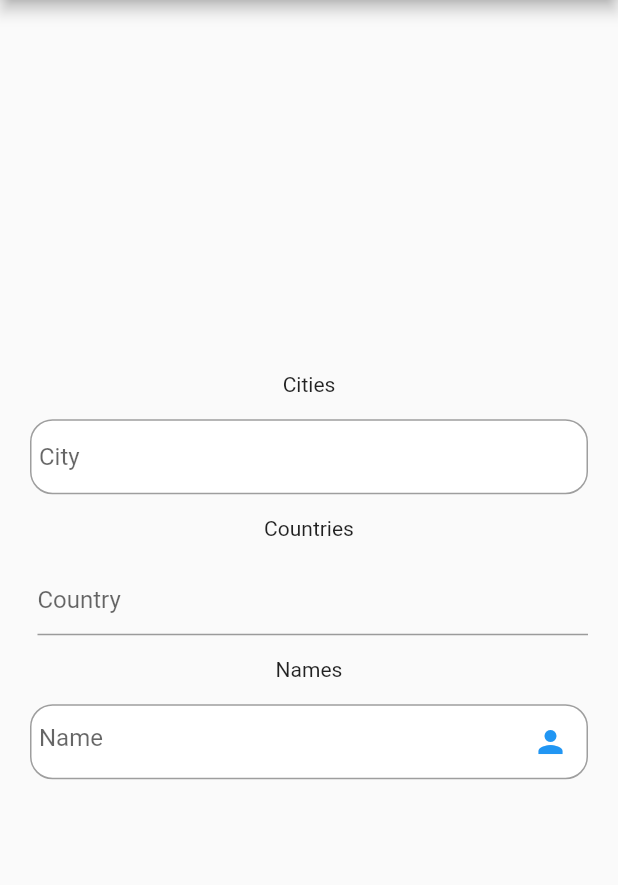
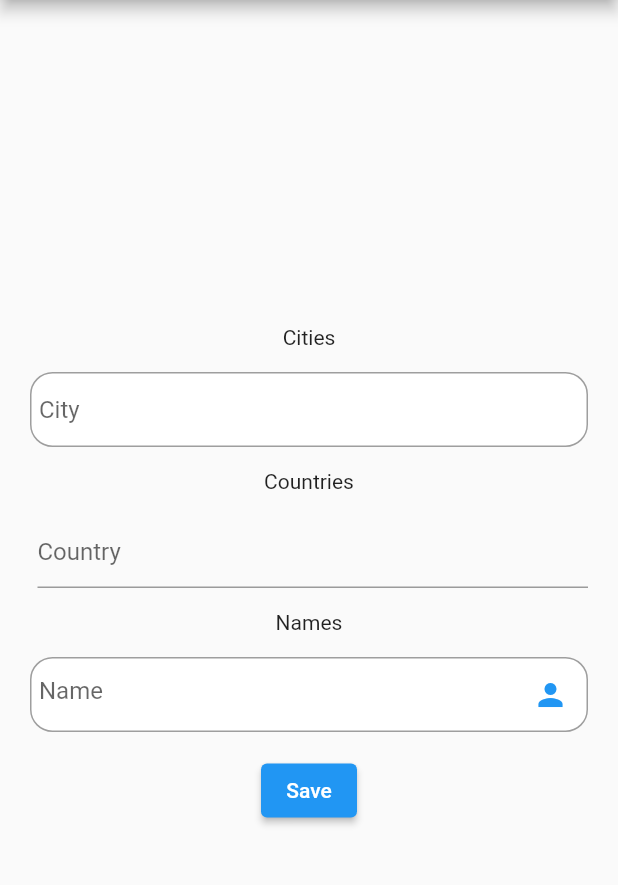
Before and after one commit to javiomoreno/select_modal_flutter, a Flutter app: the screen it shows after launch, on a phone screen of 412 x 824 dp, the part 84-969 px from its top. Run offline on Flutter 3.47's test engine with Material 2 defaults, Android fonts, the phone set to English and light mode, and no system bars.

Commit message:
Add error validation

```diff
--- a/example/lib/main.dart
+++ b/example/lib/main.dart
@@ -54,6 +54,8 @@ class _HomePageState extends State<HomePage> {
     const ItemSelect(value: 4, label: 'Antonio'),
   ];
 
+  bool errorSelectName = false;
+
   @override
   void dispose() {
     controllerCity.dispose();
@@ -73,7 +75,7 @@ class _HomePageState extends State<HomePage> {
         child: Center(
           child: Column(
             crossAxisAlignment: CrossAxisAlignment.center,
-          mainAxisAlignment: MainAxisAlignment.center,
+            mainAxisAlignment: MainAxisAlignment.center,
             children: [
               const Text('Cities'),
               const SizedBox(
@@ -124,7 +126,25 @@ class _HomePageState extends State<HomePage> {
                 ),
                 icon: Icons.person,
                 colorIcon: Colors.blue,
+                error: errorSelectName,
               ),
+              const SizedBox(
+                height: 15.0,
+              ),
+              ElevatedButton(
+                onPressed: () {
+                  if (controllerName.text.isEmpty) {
+                    setState(() {
+                      errorSelectName = true;
+                    });
+                  } else {
+                    setState(() {
+                      errorSelectName = false;
+                    });
+                  }
+                },
+                child: const Text('Save'),
+              )
             ],
           ),
         ),
--- a/lib/select_modal_flutter.dart
+++ b/lib/select_modal_flutter.dart
@@ -15,6 +15,7 @@ class SelectModalFlutter extends StatefulWidget {
   final InputBorder? borderTextField;
   final IconData? icon;
   final Color? colorIcon;
+  final bool? error;
 
   const SelectModalFlutter({
     Key? key,
@@ -26,6 +27,7 @@ class SelectModalFlutter extends StatefulWidget {
     this.borderTextField,
     this.icon,
     this.colorIcon,
+    this.error,
   }) : super(key: key);
 
   @override
@@ -64,8 +66,22 @@ class _SelectModalFlutterState extends State<SelectModalFlutter> {
 
   @override
   Widget build(BuildContext context) {
+    BoxDecoration? newDecoration;
+    if (widget.error != null) {
+      newDecoration = widget.boxDecoration?.copyWith(
+          border: widget.error == true
+              ? widget.borderTextField == null
+                  ? Border(bottom: BorderSide(color: Colors.red, width: 1.0))
+                  : Border.all(color: Colors.red, width: 1.0)
+              : null);
+    }
+
     return Container(
-      decoration: widget.boxDecoration ?? null,
+      decoration: widget.boxDecoration != null
+          ? widget.error != null
+              ? newDecoration
+              : widget.boxDecoration
+          : null,
       child: Padding(
         padding: EdgeInsets.only(left: 5.0),
         child: TextField(
@@ -75,10 +91,14 @@ class _SelectModalFlutterState extends State<SelectModalFlutter> {
           decoration: InputDecoration(
             hintText: widget.title,
             border: widget.borderTextField ?? null,
-            suffixIcon: widget.icon != null ? Icon(
-              widget.icon,
-              color: widget.colorIcon
-            ) : null,
+            suffixIcon: widget.icon != null
+                ? Icon(widget.icon,
+                    color: widget.error != null
+                        ? widget.error == true
+                            ? Colors.red
+                            : widget.colorIcon
+                        : widget.colorIcon)
+                : null,
           ),
         ),
       ),
```
Also changed, not shown: pubspec.yaml (+3 -4 lines), example/pubspec.lock, 3 other files.
